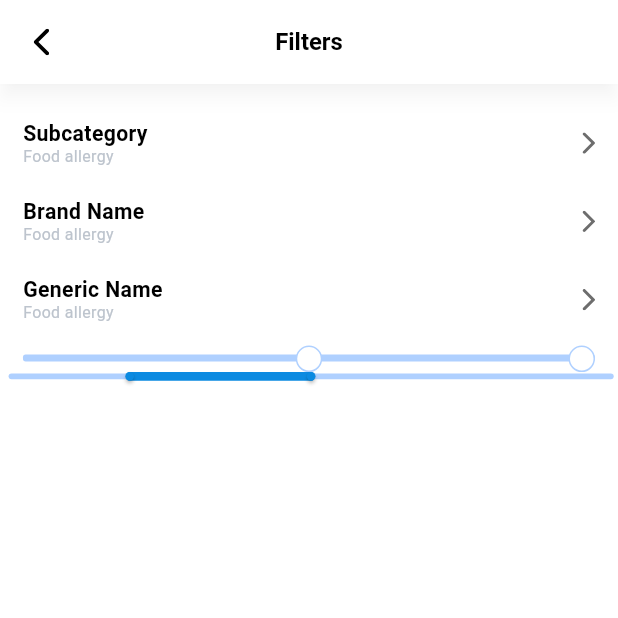
After one commit to TonyVicGroup/DrugsngMobile, a Flutter app: the ExploreFiltersPage screen opened directly, on a phone screen of 412 x 824 dp, the top half of it. The commit adds this screen. Run offline on Flutter 3.47's test engine with Material 3 defaults, Android fonts, the phone set to English and light mode, and no system bars; our stand-ins replace bloc, blur, dio, either_dart, equatable, flutter_bloc and 8 more; missing offline and left inert: encrypt, pointycastle; accounts and stored records are empty; Roboto replaces fonts that are missing (Sf-Pro-Display).

Commit message:
build explore filters and sort modal

```diff
--- a/lib/src/core/contants/app_color.dart
+++ b/lib/src/core/contants/app_color.dart
@@ -5,6 +5,7 @@ class AppColor {
   static const Color black = Color(0xFF000000);
   static const Color primary = Color(0xFF0B8AE1);
   static const Color whiteBlue = Color(0xFFEDF8FF);
+  static const Color lightBlue = Color(0xFFAFD0FF);
   static const Color lightGrey = Color(0xFFBDC4CD);
   static const Color darkGrey = Color(0xFF6D6D6D);
   static const Color red = Color(0xFFFF5252);
--- /dev/null
+++ b/lib/src/features/explore/presentation/pages/explore_filters_page.dart
@@ -0,0 +1,110 @@
+import 'package:drugs_ng/src/core/contants/app_color.dart';
+import 'package:drugs_ng/src/core/contants/app_image.dart';
+import 'package:drugs_ng/src/core/ui/app_text.dart';
+import 'package:drugs_ng/src/features/explore/presentation/widgets/app_range_slider.dart';
+import 'package:flutter/material.dart';
+import 'package:flutter_screenutil/flutter_screenutil.dart';
+import 'package:flutter_svg/flutter_svg.dart';
+
+class ExploreFiltersPage extends StatelessWidget {
+  const ExploreFiltersPage({super.key});
+
+  @override
+  Widget build(BuildContext context) {
+    return Scaffold(
+      appBar: AppBar(
+        shadowColor: Colors.black.withOpacity(0.2),
+        elevation: 5,
+        surfaceTintColor: AppColor.white,
+        backgroundColor: AppColor.white,
+        leading: Center(
+          child: InkWell(
+            onTap: () => Navigator.pop(context),
+            child: SizedBox(
+              width: 20.r,
+              height: 20.r,
+              child: SvgPicture.asset(AppSvg.chevronThick),
+            ),
+          ),
+        ),
+        title: AppText.sp18("Filters").w700.black,
+        centerTitle: true,
+      ),
+      body: ListView(
+        children: [
+          20.verticalSpace,
+          _listTile("Subcategory", "Food allergy", () {}),
+          10.verticalSpace,
+          _listTile("Brand Name", "Food allergy", () {}),
+          10.verticalSpace,
+          _listTile("Generic Name", "Food allergy", () {}),
+          10.verticalSpace,
+          Padding(
+            padding: EdgeInsets.symmetric(horizontal: 16.w),
+            child: AppRangeSlider(),
+          ),
+          Padding(
+            padding: EdgeInsets.only(left: 3.w),
+            child: SliderTheme(
+              data: SliderThemeData(
+                rangeThumbShape:
+                    RoundRangeSliderThumbShape(enabledThumbRadius: 3.w),
+                overlayShape: SliderComponentShape.noThumb,
+                trackHeight: 4.w,
+                rangeTrackShape: const RoundedRectRangeSliderTrackShape(),
+              ),
+              child: RangeSlider(
+                  activeColor: AppColor.primary,
+                  inactiveColor: AppColor.lightBlue,
+                  min: 0,
+                  max: 10,
+                  values: RangeValues(2, 5),
+                  onChanged: (newValues) {
+                    // setState(() {
+                    //   minSliderRange =
+                    //       newValues.start.toInt();
+                    //   maxSliderRange =
+                    //       newValues.end.toInt();
+                    // });
+                    // cntr.updateMinSliderPrice(newValues.start.round());
+                    // cntr.updateMaxSliderPrice(newValues.end.round());
+                  }),
+            ),
+          ),
+        ],
+      ),
+    );
+  }
+
+  InkWell _listTile(String title, String subtitle, void Function() onTap) {
+    return InkWell(
+      onTap: onTap,
+      child: Container(
+        width: double.maxFinite,
+        padding: EdgeInsets.symmetric(horizontal: 16.w, vertical: 7.h),
+        child: Row(
+          children: [
+            Expanded(
+              child: Column(
+                crossAxisAlignment: CrossAxisAlignment.start,
+                children: [
+                  AppText.sp16(title).w700.black,
+                  AppText.sp12(subtitle).w400.lightGrey,
+                ],
+              ),
+            ),
+            RotatedBox(
+              quarterTurns: 2,
+              child: SvgPicture.asset(
+                AppSvg.chevronThick,
+                height: 16.h,
+                colorFilter:
+                    const ColorFilter.mode(AppColor.darkGrey, BlendMode.srcIn),
+              ),
+            )
+          ],
+        ),
+      ),
+    );
+  }
+}
--- /dev/null
+++ b/lib/src/features/explore/presentation/widgets/app_range_slider.dart
@@ -0,0 +1,74 @@
+import 'package:flutter/material.dart';
+import 'package:flutter_screenutil/flutter_screenutil.dart';
+
+class AppRangeSlider extends StatefulWidget {
+  const AppRangeSlider({super.key});
+
+  @override
+  State<AppRangeSlider> createState() => _AppRangeSliderState();
+}
+
+class _AppRangeSliderState extends State<AppRangeSlider> {
+  double position1 = 0;
+  double position2 = 1;
+  @override
+  Widget build(BuildContext context) {
+    return SizedBox(
+      height: 20.h,
+      width: double.maxFinite,
+      child: Stack(
+        children: [
+          Positioned(
+            left: 0,
+            right: 0,
+            top: 6,
+            child: Container(
+              height: 4.h,
+              decoration: BoxDecoration(
+                color: const Color(0xFFAFD0FF),
+                borderRadius: BorderRadius.circular(2.r),
+              ),
+            ),
+          ),
+          Align(
+            child: Container(
+              height: 4.h,
+              decoration: BoxDecoration(
+                color: const Color(0xFFAFD0FF),
+                borderRadius: BorderRadius.circular(2.r),
+              ),
+            ),
+          ),
+          trackMin(),
+          trackMax(),
+        ],
+      ),
+    );
+  }
+
+  Align trackMin() {
+    return Align(
+      alignment: Alignment(position1, 0),
+      child: _thumb(),
+    );
+  }
+
+  Align trackMax() {
+    return Align(
+      alignment: Alignment(position2, 0),
+      child: _thumb(),
+    );
+  }
+
+  Container _thumb() {
+    return Container(
+      width: 20.h,
+      height: 20.h,
+      decoration: BoxDecoration(
+        shape: BoxShape.circle,
+        border: Border.all(color: const Color(0xFFAFD0FF)),
+        color: Colors.white,
+      ),
+    );
+  }
+}
--- a/lib/src/tab_overlay.dart
+++ b/lib/src/tab_overlay.dart
@@ -3,7 +3,7 @@ import 'package:drugs_ng/src/core/contants/app_image.dart';
 import 'package:drugs_ng/src/core/ui/app_text.dart';
 import 'package:drugs_ng/src/core/utils/app_utils.dart';
 import 'package:drugs_ng/src/features/consultation/presentation/pages/consultation.dart';
-import 'package:drugs_ng/src/features/explore/presentation/pages/explore.dart';
+import 'package:drugs_ng/src/features/explore/presentation/pages/explore_page.dart';
 import 'package:drugs_ng/src/features/home/presentation/pages/home.dart';
 import 'package:drugs_ng/src/features/lab_test/presentation/pages/lab_test.dart';
 import 'package:drugs_ng/src/features/profile/presentation/pages/profile.dart';
```
Also changed, not shown: lib/src/features/explore/presentation/pages/explore_category_page.dart (+27 -10 lines), lib/src/features/explore/presentation/widgets/explore_sort_modal.dart (added, +48 -0 lines), lib/src/features/explore/presentation/pages/explore_page.dart (renamed from lib/src/features/explore/presentation/pages/explore.dart).
